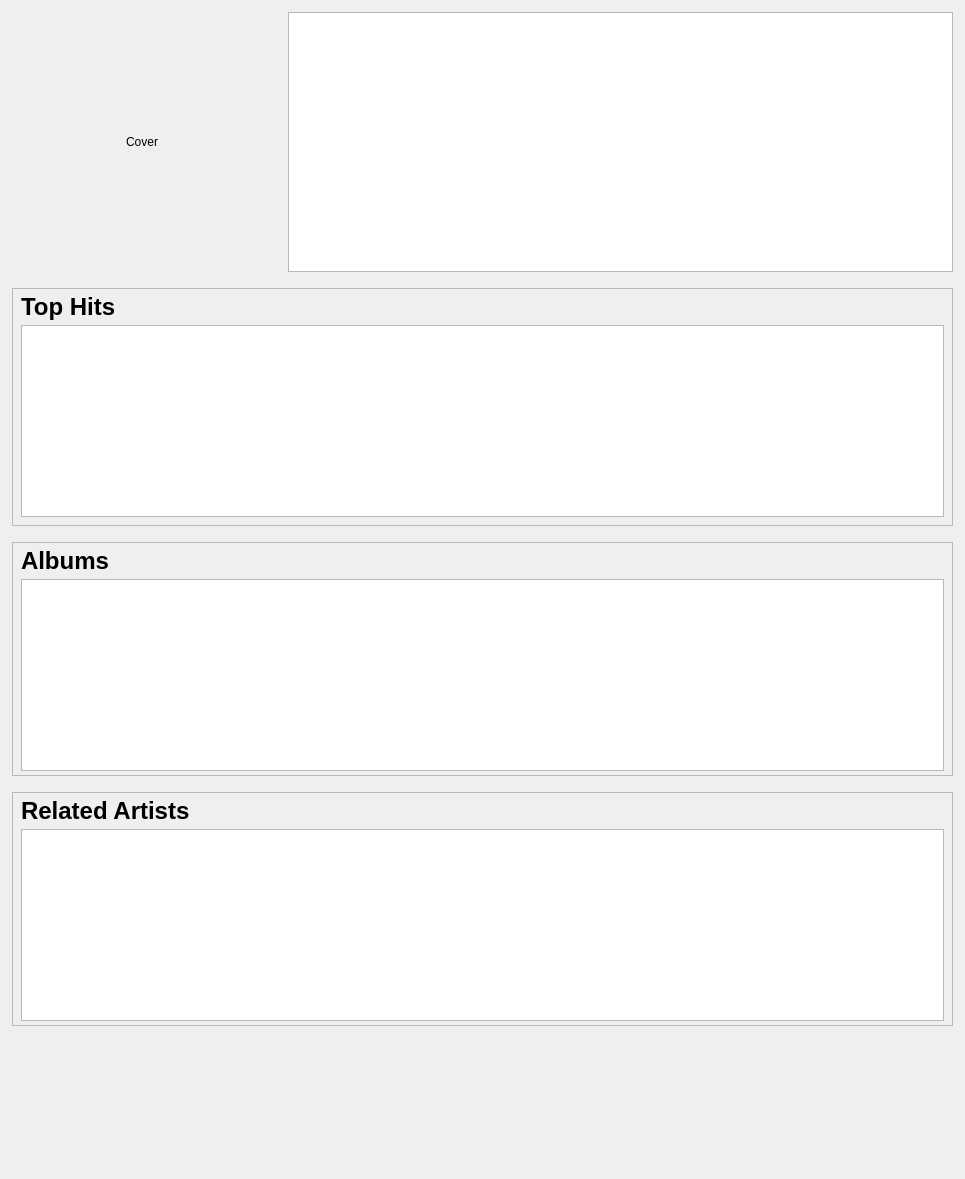
Before: the Qt Designer form src/libtomahawk/widgets/infowidgets/ArtistInfoWidget.ui in tomahawk-player/tomahawk, drawn with Qt 5.
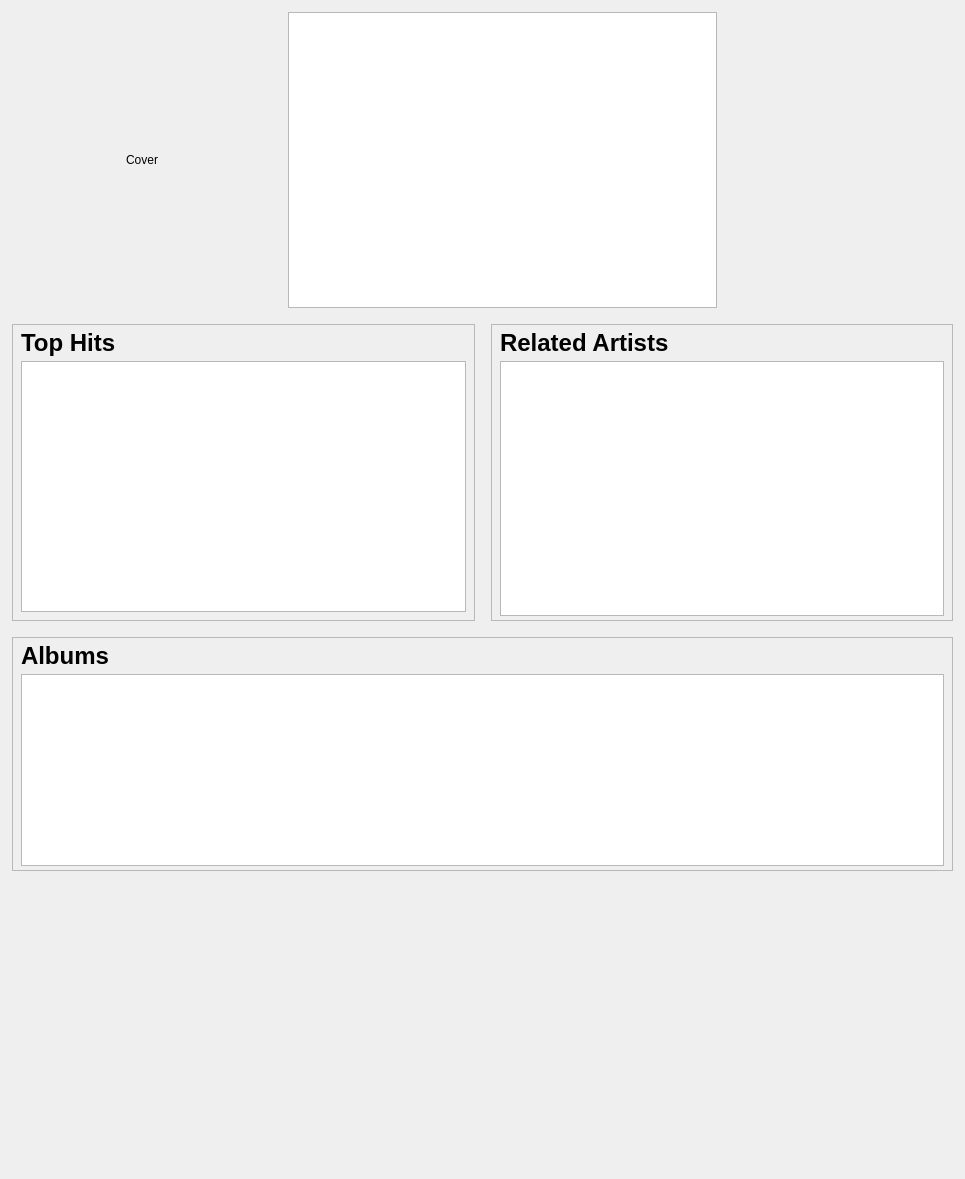
After: the same form once the commit is applied. Custom widgets are drawn as their Qt base class.

Commit message: * Work on artist page. Better layout / design?

What changed in the file:
```diff
--- a/src/libtomahawk/widgets/infowidgets/ArtistInfoWidget.ui
+++ b/src/libtomahawk/widgets/infowidgets/ArtistInfoWidget.ui
@@ -13,7 +13,7 @@
   <property name="windowTitle">
    <string notr="true" extracomment="not translatable because not shown to the user">Form</string>
   </property>
-  <layout class="QVBoxLayout" name="verticalLayout" stretch="0,0,0,0,1">
+  <layout class="QVBoxLayout" name="verticalLayout">
    <property name="spacing">
     <number>16</number>
    </property>
@@ -69,8 +69,26 @@
        </property>
       </widget>
      </item>
+     <item>
+      <widget class="QWidget" name="statsWidget" native="true">
+       <property name="minimumSize">
+        <size>
+         <width>220</width>
+         <height>240</height>
+        </size>
+       </property>
+       <property name="maximumSize">
+        <size>
+         <width>240</width>
+         <height>16777215</height>
+        </size>
+       </property>
+      </widget>
+     </item>
     </layout>
    </item>
+   <item>
+    <layout class="QHBoxLayout" name="horizontalLayout_2">
    <item>
     <widget class="QFrame" name="trackFrame">
      <property name="frameShape">
@@ -128,67 +146,6 @@
      </layout>
     </widget>
    </item>
-   <item>
-    <widget class="QFrame" name="albumFrame">
-     <property name="frameShape">
-      <enum>QFrame::StyledPanel</enum>
-     </property>
-     <property name="frameShadow">
-      <enum>QFrame::Raised</enum>
-     </property>
-     <layout class="QVBoxLayout" name="verticalLayout_4">
-      <property name="spacing">
-       <number>4</number>
-      </property>
-      <property name="leftMargin">
-       <number>8</number>
-      </property>
-      <property name="topMargin">
-       <number>4</number>
-      </property>
-      <property name="rightMargin">
-       <number>8</number>
-      </property>
-      <property name="bottomMargin">
-       <number>4</number>
-      </property>
-      <item>
-       <widget class="QLabel" name="label_3">
-        <property name="font">
-         <font>
-          <family>Arial</family>
-          <pointsize>18</pointsize>
-          <weight>75</weight>
-          <bold>true</bold>
-         </font>
-        </property>
-        <property name="text">
-         <string>Albums</string>
-        </property>
-        <property name="margin">
-         <number>0</number>
-        </property>
-       </widget>
-      </item>
-      <item>
-       <widget class="GridView" name="albums">
-        <property name="sizePolicy">
-         <sizepolicy hsizetype="Expanding" vsizetype="Fixed">
-          <horstretch>0</horstretch>
-          <verstretch>0</verstretch>
-         </sizepolicy>
-        </property>
-        <property name="minimumSize">
-         <size>
-          <width>0</width>
-          <height>190</height>
-         </size>
-        </property>
-       </widget>
-      </item>
-     </layout>
-    </widget>
-   </item>
    <item>
     <widget class="QFrame" name="artistFrame">
      <property name="frameShape">
@@ -233,6 +190,69 @@
       </item>
       <item>
        <widget class="GridView" name="relatedArtists">
+          <property name="sizePolicy">
+           <sizepolicy hsizetype="Expanding" vsizetype="MinimumExpanding">
+            <horstretch>0</horstretch>
+            <verstretch>0</verstretch>
+           </sizepolicy>
+          </property>
+          <property name="minimumSize">
+           <size>
+            <width>0</width>
+            <height>190</height>
+           </size>
+          </property>
+         </widget>
+        </item>
+       </layout>
+      </widget>
+     </item>
+    </layout>
+   </item>
+   <item>
+    <widget class="QFrame" name="albumFrame">
+     <property name="frameShape">
+      <enum>QFrame::StyledPanel</enum>
+     </property>
+     <property name="frameShadow">
+      <enum>QFrame::Raised</enum>
+     </property>
+     <layout class="QVBoxLayout" name="verticalLayout_4">
+      <property name="spacing">
+       <number>4</number>
+      </property>
+      <property name="leftMargin">
+       <number>8</number>
+      </property>
+      <property name="topMargin">
+       <number>4</number>
+      </property>
+      <property name="rightMargin">
+       <number>8</number>
+      </property>
+      <property name="bottomMargin">
+       <number>4</number>
+      </property>
+      <item>
+       <widget class="QLabel" name="label_3">
+        <property name="font">
+         <font>
+          <family>Arial</family>
+          <pointsize>18</pointsize>
+          <weight>75</weight>
+          <bold>true</bold>
+         </font>
+        </property>
+        <property name="text">
+         <string>Albums</string>
+        </property>
+        <property name="margin">
+         <number>0</number>
+        </property>
+       </widget>
+      </item>
+      <item>
+       <widget class="GridView" name="albums">
         <property name="sizePolicy">
          <sizepolicy hsizetype="Expanding" vsizetype="Fixed">
           <horstretch>0</horstretch>
```
Lines whose indentation alone changed are shown as unchanged. The commit also changes 2 other files.
